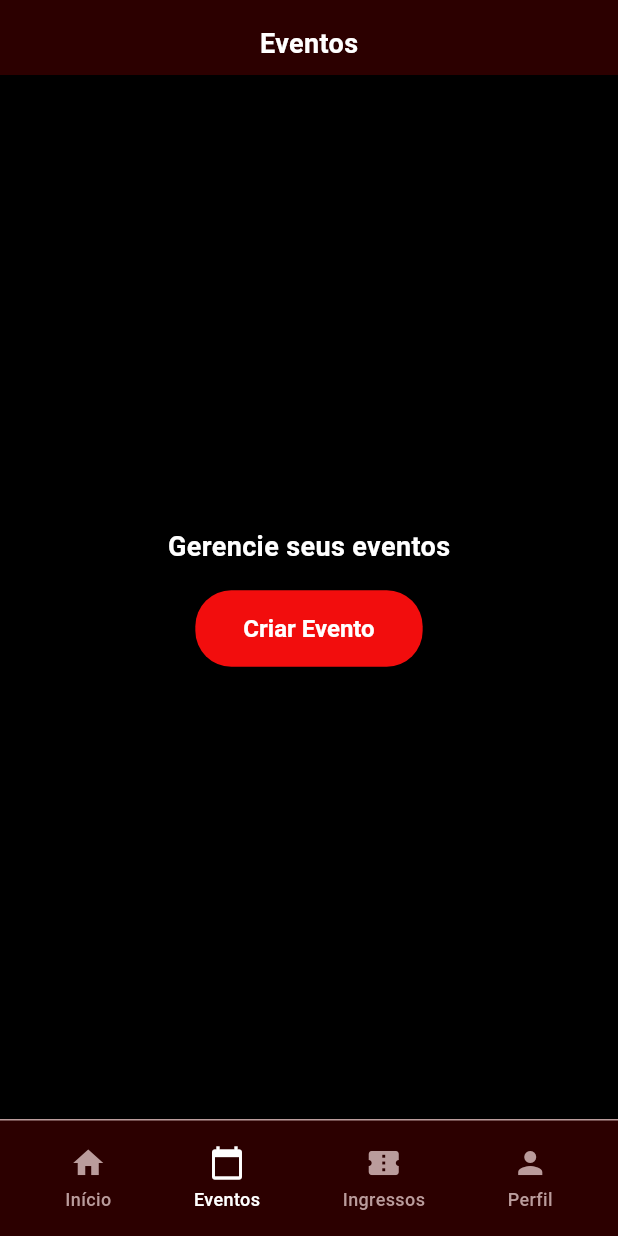
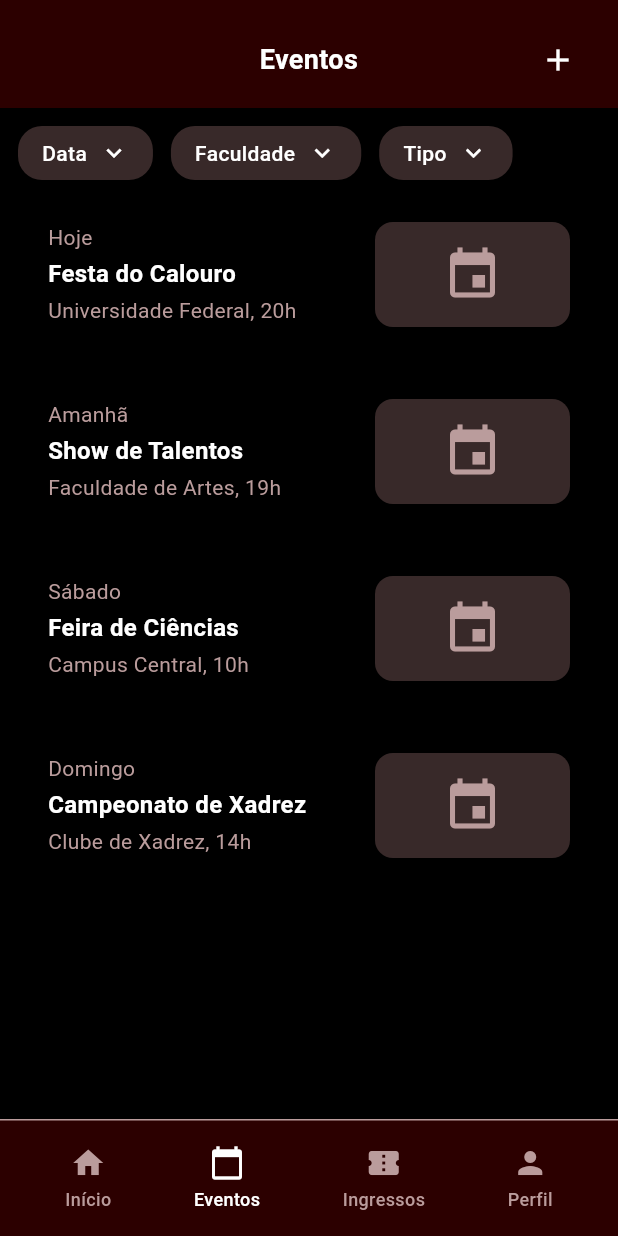
Before and after one commit to VictorClarindo/borae-app, a Flutter app: the MainScreen screen opened by its route, swiped to page 2, on a phone screen of 412 x 824 dp. Run offline on Flutter 3.47's test engine with Material 3 defaults, Android fonts, the phone set to English and light mode, and no system bars; Roboto replaces fonts that are missing (SplineSans).

Commit message:
Tela mostrar evento

```diff
--- a/lib/screens/main/main_screen.dart
+++ b/lib/screens/main/main_screen.dart
@@ -600,60 +600,213 @@ class _TicketsContentState extends State<_TicketsContent> with AutomaticKeepAliv
 }
 
 /// Conteúdo de Eventos
-class _EventsPlaceholder extends StatelessWidget {
+class _EventsPlaceholder extends StatefulWidget {
+  @override
+  State<_EventsPlaceholder> createState() => _EventsPlaceholderState();
+}
+
+class _EventsPlaceholderState extends State<_EventsPlaceholder> with AutomaticKeepAliveClientMixin {
+  @override
+  bool get wantKeepAlive => true;
+
   @override
   Widget build(BuildContext context) {
+    super.build(context);
+
     return Column(
       children: [
-        Container(
+        _buildHeader(context),
+        _buildFilterChips(),
+        Expanded(
+          child: _buildEventsList(),
+        ),
+      ],
+    );
+  }
+
+  Widget _buildHeader(BuildContext context) {
+    return Container(
       width: double.infinity,
       padding: const EdgeInsets.fromLTRB(16, 16, 16, 8),
       decoration: const BoxDecoration(color: AppColors.header),
-          child: const Center(
-            child: Text('Eventos', style: TextStyle(fontFamily: 'SplineSans', fontWeight: FontWeight.bold, fontSize: 18, color: AppColors.white)),
+      child: Row(
+        mainAxisAlignment: MainAxisAlignment.spaceBetween,
+        children: [
+          const SizedBox(width: 48), // Espaço para centralizar o título
+          const Expanded(
+            child: Text(
+              'Eventos',
+              textAlign: TextAlign.center,
+              style: TextStyle(
+                fontFamily: 'SplineSans',
+                fontWeight: FontWeight.bold,
+                fontSize: 18,
+                color: AppColors.white,
               ),
             ),
-        Expanded(
-          child: Center(
-            child: Column(
-              mainAxisAlignment: MainAxisAlignment.center,
-              children: [
-                const Text(
-                  'Gerencie seus eventos',
-                  style: TextStyle(
-                    fontFamily: 'SplineSans',
-                    fontSize: 18,
-                    color: AppColors.white,
-                    fontWeight: FontWeight.bold,
+          ),
+          SizedBox(
+            width: 48,
+            height: 48,
+            child: IconButton(
+              icon: const Icon(Icons.add, color: AppColors.white, size: 24),
+              padding: EdgeInsets.zero,
+              onPressed: () => Navigator.of(context).pushNamed(AppRoutes.CREATE_EVENT),
             ),
           ),
-                const SizedBox(height: 16),
-                ElevatedButton(
-                  onPressed: () {
-                    Navigator.of(context).pushNamed(AppRoutes.CREATE_EVENT);
-                  },
-                  style: ElevatedButton.styleFrom(
-                    backgroundColor: AppColors.primaryRed,
-                    padding: const EdgeInsets.symmetric(horizontal: 32, vertical: 16),
-                    shape: RoundedRectangleBorder(
-                      borderRadius: BorderRadius.circular(24),
+        ],
+      ),
+    );
+  }
+
+  Widget _buildFilterChips() {
+    return Padding(
+      padding: const EdgeInsets.symmetric(horizontal: 12, vertical: 12),
+      child: Row(
+        children: [
+          _buildFilterChip('Data', Icons.keyboard_arrow_down),
+          const SizedBox(width: 12),
+          _buildFilterChip('Faculdade', Icons.keyboard_arrow_down),
+          const SizedBox(width: 12),
+          _buildFilterChip('Tipo', Icons.keyboard_arrow_down),
+        ],
+      ),
+    );
+  }
+
+  Widget _buildFilterChip(String label, IconData icon) {
+    return Container(
+      padding: const EdgeInsets.symmetric(horizontal: 16, vertical: 8),
+      decoration: BoxDecoration(
+        color: const Color(0xFF382929),
+        borderRadius: BorderRadius.circular(16),
+      ),
+      child: Row(
+        mainAxisSize: MainAxisSize.min,
+        children: [
+          Text(
+            label,
+            style: const TextStyle(
+              fontFamily: 'SplineSans',
+              fontWeight: FontWeight.w500,
+              fontSize: 14,
+              color: AppColors.white,
             ),
           ),
-                  child: const Text(
-                    'Criar Evento',
-                    style: TextStyle(
+          const SizedBox(width: 8),
+          Icon(icon, size: 20, color: AppColors.white),
+        ],
+      ),
+    );
+  }
+
+  Widget _buildEventsList() {
+    final events = [
+      {
+        'date': 'Hoje',
+        'title': 'Festa do Calouro',
+        'location': 'Universidade Federal, 20h',
+        'image': 'assets/event1.png'
+      },
+      {
+        'date': 'Amanhã',
+        'title': 'Show de Talentos',
+        'location': 'Faculdade de Artes, 19h',
+        'image': 'assets/event2.png'
+      },
+      {
+        'date': 'Sábado',
+        'title': 'Feira de Ciências',
+        'location': 'Campus Central, 10h',
+        'image': 'assets/event3.png'
+      },
+      {
+        'date': 'Domingo',
+        'title': 'Campeonato de Xadrez',
+        'location': 'Clube de Xadrez, 14h',
+        'image': 'assets/event4.png'
+      },
+    ];
+
+    return ListView.builder(
+      padding: const EdgeInsets.symmetric(horizontal: 16),
+      itemCount: events.length,
+      itemBuilder: (context, index) {
+        final event = events[index];
+        return Padding(
+          padding: const EdgeInsets.only(bottom: 16),
+          child: _buildEventCard(event),
+        );
+      },
+    );
+  }
+
+  Widget _buildEventCard(Map<String, String> event) {
+    return Container(
+      padding: const EdgeInsets.all(16),
+      decoration: BoxDecoration(
+        color: Colors.transparent,
+        borderRadius: BorderRadius.circular(12),
+      ),
+      child: Row(
+        crossAxisAlignment: CrossAxisAlignment.start,
+        children: [
+          Expanded(
+            flex: 2,
+            child: Column(
+              crossAxisAlignment: CrossAxisAlignment.start,
+              children: [
+                Text(
+                  event['date']!,
+                  style: const TextStyle(
                     fontFamily: 'SplineSans',
+                    fontWeight: FontWeight.w400,
+                    fontSize: 14,
+                    color: Color(0xFFBA9C9C),
+                    height: 1.5,
+                  ),
+                ),
+                const SizedBox(height: 4),
+                Text(
+                  event['title']!,
+                  style: const TextStyle(
+                    fontFamily: 'SplineSans',
+                    fontWeight: FontWeight.bold,
                     fontSize: 16,
-                      fontWeight: FontWeight.bold,
                     color: AppColors.white,
+                    height: 1.25,
                   ),
+                ),
+                const SizedBox(height: 4),
+                Text(
+                  event['location']!,
+                  style: const TextStyle(
+                    fontFamily: 'SplineSans',
+                    fontWeight: FontWeight.w400,
+                    fontSize: 14,
+                    color: Color(0xFFBA9C9C),
+                    height: 1.5,
                   ),
                 ),
               ],
             ),
           ),
+          const SizedBox(width: 16),
+          Container(
+            width: 130,
+            height: 70,
+            decoration: BoxDecoration(
+              color: AppColors.inputBackground,
+              borderRadius: BorderRadius.circular(12),
+            ),
+            child: const Icon(
+              Icons.event,
+              color: AppColors.textHint,
+              size: 40,
+            ),
           ),
         ],
+      ),
     );
   }
 }
```
Lines whose indentation alone changed are shown as unchanged.
